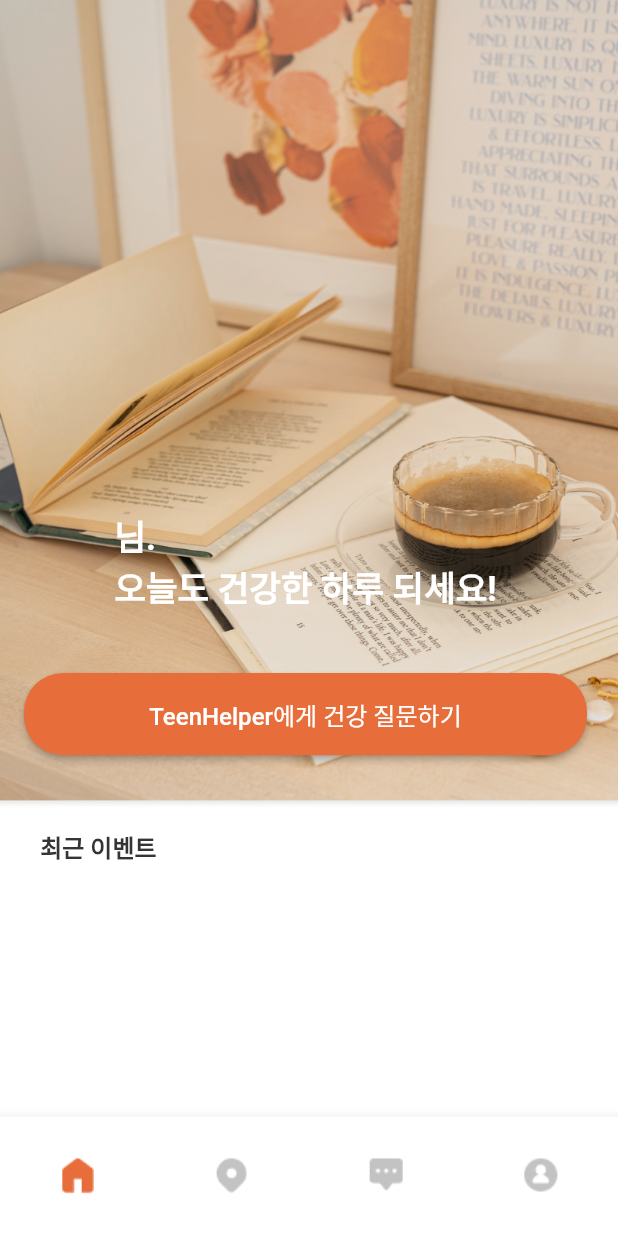
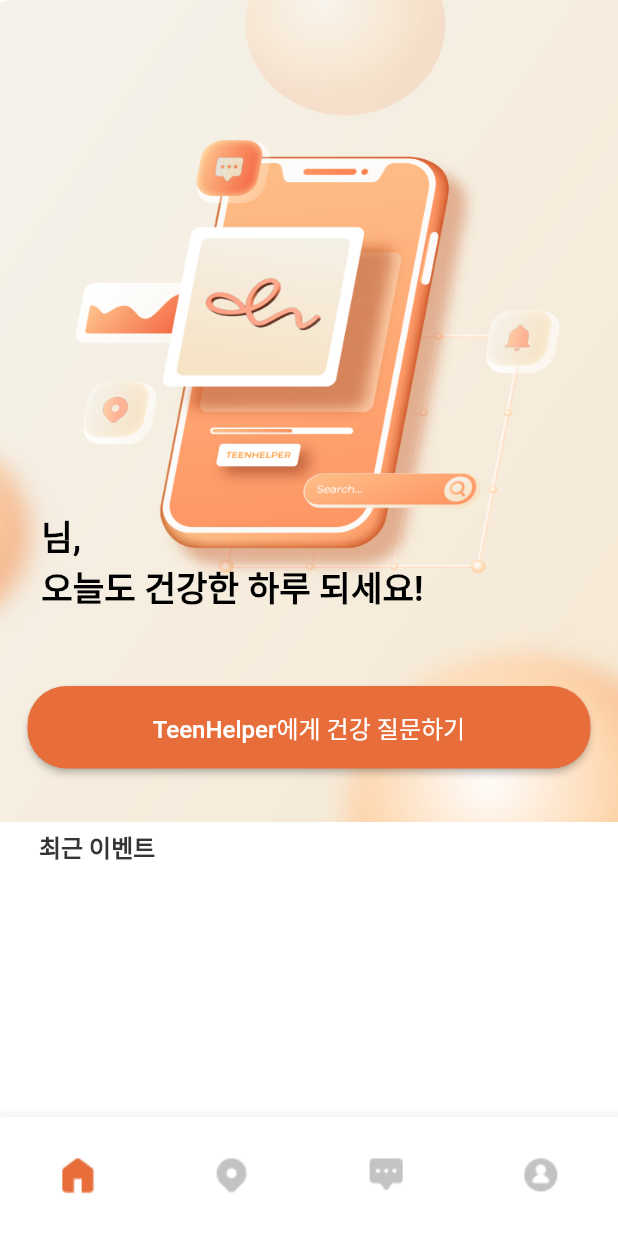
Before and after one commit to GDSC-SWU/2023-TeenHelper-SolutionChallenge, a Flutter app: the screen it shows once a user with an empty profile is signed in, on a phone screen of 412 x 824 dp. Shown: the top 1233 px of the screen. Run offline on Flutter 3.47's test engine with Material 2 defaults, Android fonts, the phone set to English and light mode, and no system bars; drawn by our look-alikes of carousel_slider; our stand-ins replace awesome_notifications, cloud_firestore, firebase_auth, firebase_core, firebase_messaging, flutter_dotenv and 12 more; missing offline and left inert: chat_gpt_sdk, mysql1, translator; accounts and stored records are empty; Roboto replaces fonts that are missing (Spoqa Han Sans Neo).

Commit message:
change HomeScreen design

```diff
--- a/lib/google_map/MapPractice.dart
+++ b/lib/google_map/MapPractice.dart
@@ -21,8 +21,6 @@ import 'package:geocoding/geocoding.dart';
 
 import 'package:flutter_screenutil/flutter_screenutil.dart';
 import 'mysql.dart';
-
-//<이 파일이 최종 파일임 여기에 각자 구현 기능들 추가>
 
 class MapPractice extends StatefulWidget{
   const MapPractice({super.key});
--- a/lib/home/HomeScreen.dart
+++ b/lib/home/HomeScreen.dart
@@ -50,36 +50,22 @@ class HomeScreenState extends State<HomeScreen> {
 
 Widget _buildTop()
 {
-  return CarouselSlider(
-    options: CarouselOptions(height: (MediaQuery.of(context).size.height * 0.655),
-        aspectRatio: 2.0,
-        autoPlay: true,autoPlayInterval: Duration(seconds:5),
-    enlargeCenterPage: true,
-      autoPlayCurve: Curves.fastOutSlowIn,
-      viewportFraction: 1.0,
-    ),
-  items: imgList.map((image){
-    return Builder(
-      builder:(BuildContext context){
   return Container(
-          width: MediaQuery.of(context).size.width,
-          child: Image(image: image, fit: BoxFit.fill),
-        );
-      }
-    );
-  }).toList(),
+    width: double.infinity, height: MediaQuery.of(context).size.height * 0.665,
+    child: Image.asset("images/home_image_screen.png", fit: BoxFit.fill),
   );
 }
 
 Widget _buildmiddle(){
-    return Column(
+    return Column(crossAxisAlignment: CrossAxisAlignment.start,
       children: [
-        StreamBuilder<List<NickModel>>(
+        Container(margin: EdgeInsets.fromLTRB(ScreenUtil().setWidth(24), 0, 0, 0),
+          child: StreamBuilder<List<NickModel>>(
               stream: streamNickname(),
               builder: (context, asyncSnapshot) {
                 if(!asyncSnapshot.hasData){
                   return Container(
-                  margin: EdgeInsets.fromLTRB(ScreenUtil().setWidth(16), ScreenUtil().setHeight(64), 0, 0),
+                    margin: EdgeInsets.fromLTRB(ScreenUtil().setWidth(24), ScreenUtil().setHeight(64), 0, 0),
                     child: Text(
                       "닉네임이 없습니다",
                       style: TextStyle(
@@ -93,7 +79,7 @@ Widget _buildmiddle(){
                 } else if (asyncSnapshot.hasError){
                   List<NickModel> nickname = asyncSnapshot.data!;
                   return Container(
-                  margin: EdgeInsets.fromLTRB(ScreenUtil().setWidth(16), ScreenUtil().setHeight(64), 0, 0),
+                    margin: EdgeInsets.fromLTRB(ScreenUtil().setWidth(24), ScreenUtil().setHeight(64), 0, 0),
                     child: Text(
                       "오류가 발생했습니다.",
                       style: TextStyle(
@@ -106,19 +92,22 @@ Widget _buildmiddle(){
                   );
                 } else {
                   List<NickModel> nickname = asyncSnapshot.data!;
-                return Text('${nickname[0].nickname}님.\n오늘도 건강한 하루 되세요!', textAlign: TextAlign.left,
-                  style: TextStyle(color: Colors.white,fontSize: ScreenUtil().setSp(20),
+                  return Container(
+                    child: Text('${nickname[0].nickname}님,\n오늘도 건강한 하루 되세요!', textAlign: TextAlign.left,
+                      style: TextStyle(color: Colors.black,fontSize: ScreenUtil().setSp(20),
                         fontWeight: FontWeight.bold,
-                  ),);
+                      ),),
+                  );
                 }
               }
+          ),
         ),
         SizedBox(
           height: (MediaQuery.of(context).size.height * 0.03),
         ),
 
-        Padding(
-          padding: const EdgeInsets.all(16.0),
+        Padding(//const EdgeInsets.all(16.0),
+          padding: EdgeInsets.fromLTRB(ScreenUtil().setWidth(16), ScreenUtil().setHeight(24), ScreenUtil().setWidth(16), ScreenUtil().setWidth(16)),
           child: ElevatedButton(
               onPressed: (){
             //챗봇으로 연결
@@ -152,7 +141,7 @@ Widget _buildmiddle(){
         mainAxisAlignment: MainAxisAlignment.start,
         children: [
           Container(
-            margin: EdgeInsets.only(left: (MediaQuery.of(context).size.width * 0.065)),
+            margin: EdgeInsets.only(left: (MediaQuery.of(context).size.width * 0.063)),
             child: Text("최근 이벤트",
               style: TextStyle(
                 color: Color(0xff353535),
```
Also changed, not shown: images/home_image_screen.png (added). Lines whose indentation alone changed are shown as unchanged.
